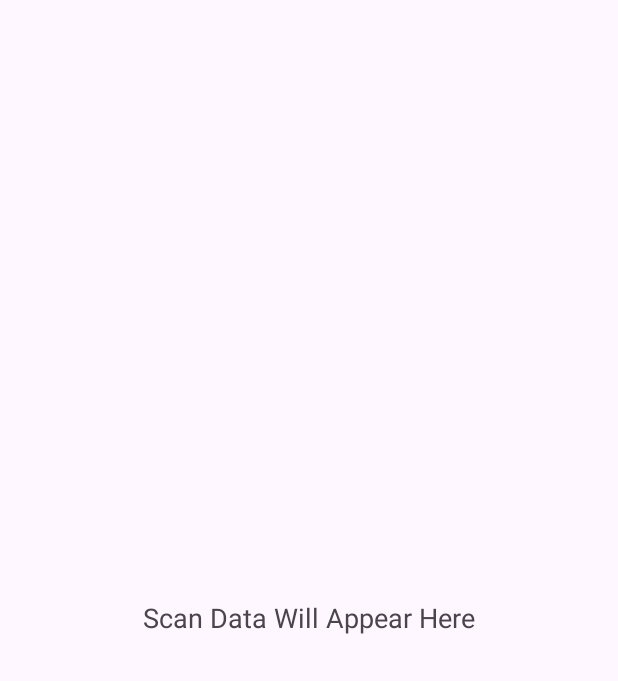
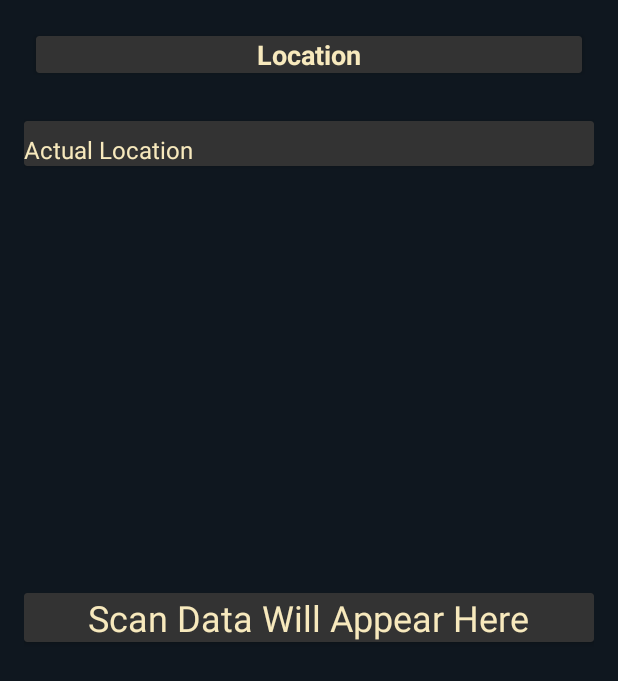
Before and after one commit to yaboijams/SimpsonLtdInvScanner, an Android app: the layout activity_scan.xml on its own in the app's theme, with its tools: preview values and no code run, on a phone screen of 412 x 824 dp. Shown: the top 681 px of the screen. Run offline under Robolectric (Android 15) with nearby library versions, the phone set to English and light mode, and no system bars.

Commit message:
6_7_24 scanner

```diff
--- a/app/build.gradle.kts
+++ b/app/build.gradle.kts
@@ -1,6 +1,7 @@
 plugins {
     alias(libs.plugins.android.application)
     alias(libs.plugins.jetbrains.kotlin.android)
+    alias(libs.plugins.google.gms.google.services)
 }
 
 android {
@@ -45,6 +46,10 @@ dependencies {
     implementation(libs.emdk)
     implementation(libs.core.ktx)
     implementation(libs.symbol.emdk)
+    implementation(libs.androidx.navigation.fragment.ktx)
+    implementation(libs.androidx.navigation.ui.ktx)
+    implementation(libs.firebase.storage)
+    implementation(libs.firebase.firestore)
     testImplementation(libs.junit)
     androidTestImplementation(libs.androidx.junit)
     androidTestImplementation(libs.androidx.espresso.core)
--- a/app/src/main/res/layout/activity_scan.xml
+++ b/app/src/main/res/layout/activity_scan.xml
@@ -2,13 +2,82 @@
 <RelativeLayout xmlns:android="http://schemas.android.com/apk/res/android"
     android:layout_width="match_parent"
     android:layout_height="match_parent"
-    android:padding="16dp">
+    android:padding="16dp"
+    android:background="@color/simpsonltdblue">
 
-    <TextView
-        android:id="@+id/scanDataTextView"
-        android:layout_width="wrap_content"
+    <!-- Location Section -->
+    <androidx.cardview.widget.CardView
+        android:id="@+id/locationCardView"
+        android:layout_width="match_parent"
         android:layout_height="wrap_content"
-        android:text="Scan Data Will Appear Here"
-        android:textSize="18sp"
-        android:layout_centerInParent="true"/>
+        android:layout_marginBottom="16dp"
+        android:padding="16dp"
+        android:backgroundTint="@color/simpsonltddark"
+        android:elevation="0dp"
+        android:layout_marginRight="8dp"
+        android:layout_marginLeft="8dp"
+        android:layout_marginTop="8dp"
+        android:layout_alignParentTop="true">
+
+        <TextView
+            android:id="@+id/locationTextView"
+            android:layout_width="wrap_content"
+            android:layout_height="wrap_content"
+            android:text="Location"
+            android:textSize="18sp"
+            android:textStyle="bold"
+            android:textColor="@color/simpsonltd"
+            android:layout_gravity="center_horizontal"/>
+
+    </androidx.cardview.widget.CardView>
+
+    <!-- Actual Location Section -->
+    <androidx.cardview.widget.CardView
+        android:id="@+id/actualLocationCardView"
+        android:layout_width="match_parent"
+        android:layout_height="wrap_content"
+        android:padding="16dp"
+        android:backgroundTint="@color/simpsonltddark"
+        android:elevation="4dp"
+        android:layout_below="@id/locationCardView"
+        android:layout_marginTop="16dp"
+        android:layout_centerHorizontal="true">
+
+        <TextView
+            android:id="@+id/actualLocationTextView"
+            android:layout_width="wrap_content"
+            android:layout_height="wrap_content"
+            android:layout_centerHorizontal="true"
+            android:layout_centerVertical="true"
+            android:layout_marginTop="8dp"
+            android:text="Actual Location"
+            android:textSize="16sp"
+            android:textColor="@color/simpsonltd"
+            />
+
+    </androidx.cardview.widget.CardView>
+
+    <!-- Scanned Item Section -->
+    <androidx.cardview.widget.CardView
+        android:id="@+id/scanDataCardView"
+        android:layout_width="match_parent"
+        android:layout_height="wrap_content"
+        android:padding="16dp"
+        android:backgroundTint="@color/simpsonltddark"
+        android:elevation="4dp"
+        android:layout_centerVertical="true"
+        android:layout_centerHorizontal="true"
+        android:layout_marginTop="16dp">
+
+        <TextView
+            android:id="@+id/scanDataTextView"
+            android:layout_width="wrap_content"
+            android:layout_height="wrap_content"
+            android:text="Scan Data Will Appear Here"
+            android:textSize="24sp"
+            android:textColor="@color/simpsonltd"
+            android:layout_gravity="center"/>
+
+    </androidx.cardview.widget.CardView>
+
 </RelativeLayout>
--- a/app/src/main/res/values/colors.xml
+++ b/app/src/main/res/values/colors.xml
@@ -2,4 +2,7 @@
 <resources>
     <color name="black">#FF000000</color>
     <color name="white">#FFFFFFFF</color>
+    <color name="simpsonltd">#F7E9BD</color>
+    <color name="simpsonltddark">#333</color>
+    <color name="simpsonltdblue">#0F171F</color>
 </resources>
--- a/app/src/main/res/values/strings.xml
+++ b/app/src/main/res/values/strings.xml
@@ -1,3 +1,5 @@
 <resources>
     <string name="app_name">SimpsonLtdInvScanner</string>
+    <string name="title_scan">Scan</string>
+    <string name="title_inventory">Inventory</string>
 </resources>
--- a/build.gradle.kts
+++ b/build.gradle.kts
@@ -2,4 +2,5 @@
 plugins {
     alias(libs.plugins.android.application) apply false
     alias(libs.plugins.jetbrains.kotlin.android) apply false
+    alias(libs.plugins.google.gms.google.services) apply false
 }
```
Also changed, not shown: app/src/main/AndroidManifest.xml (+10 -1 lines), app/src/main/java/com/example/simpsonltdinvscanner/MainActivity.kt (+19 -8 lines), app/src/main/res/layout/activity_main.xml (+10 -12 lines), gradle/libs.versions.toml (+10 -0 lines), app/src/main/java/com/example/simpsonltdinvscanner/ScanActivity.kt (line endings or trailing spaces).
